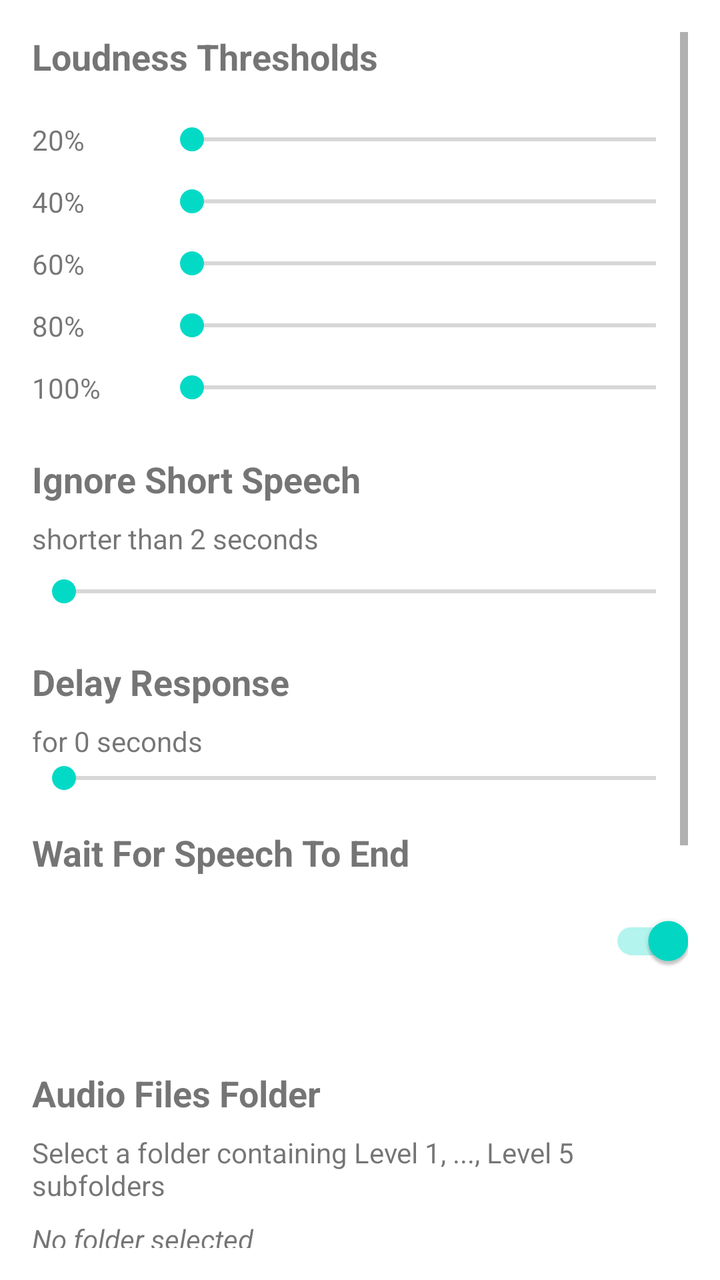
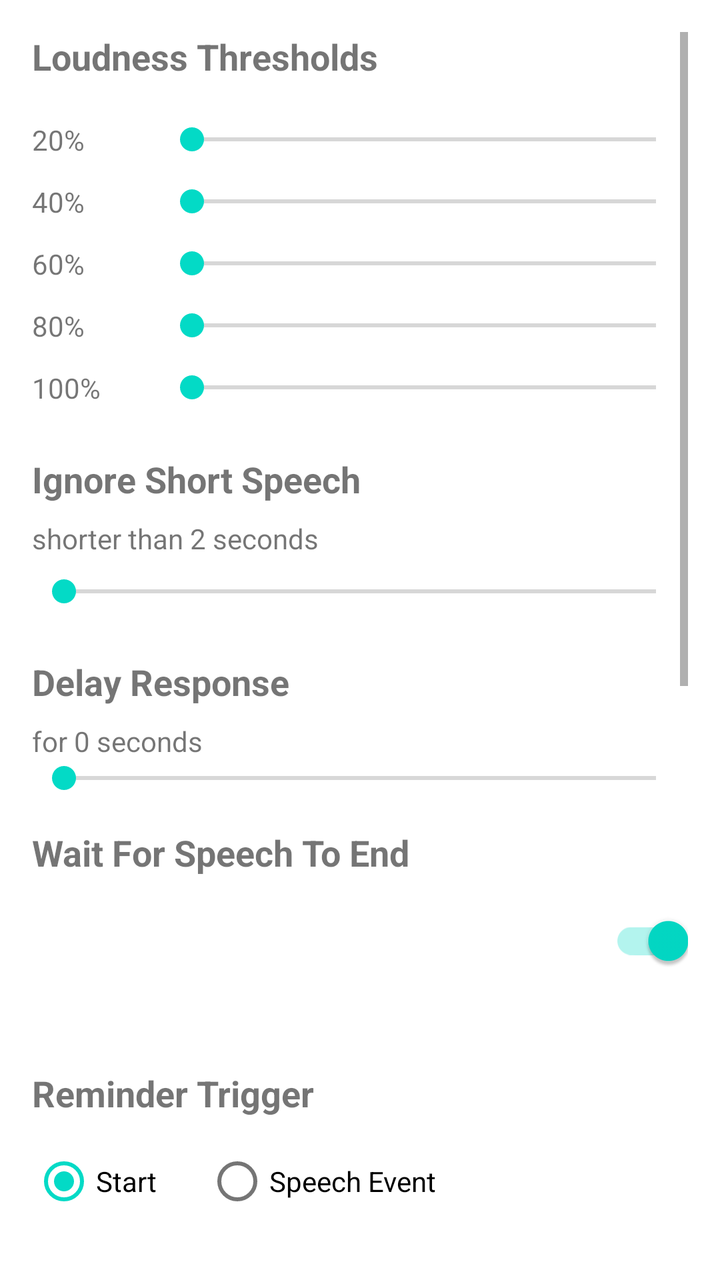

Two renders of the same Android screen: before a commit and after it. Below are the layout's source before the change and the commit's diff.
<!-- AndroidManifest.xml: application theme Theme.MaterialComponents.DayNight.DarkActionBar -->
<!-- res/layout/activity_settings.xml -->
<?xml version="1.0" encoding="utf-8"?>
<ScrollView xmlns:android="http://schemas.android.com/apk/res/android"
    android:layout_width="match_parent"
    android:layout_height="match_parent"
    android:padding="16dp">

    <LinearLayout
        android:layout_width="match_parent"
        android:layout_height="wrap_content"
        android:orientation="vertical">

        <TextView android:layout_width="wrap_content" android:layout_height="wrap_content" android:text="Loudness Thresholds" android:textSize="18sp" android:textStyle="bold" android:layout_marginBottom="8dp" />

        <LinearLayout android:layout_width="match_parent" android:layout_height="wrap_content" android:orientation="horizontal" android:gravity="center_vertical" android:layout_marginTop="12dp">
            <TextView android:id="@+id/tvThreshold1" android:layout_width="64dp" android:layout_height="wrap_content" android:text="20%" />
            <SeekBar android:id="@+id/sbThreshold1" android:layout_width="match_parent" android:layout_height="wrap_content" />
        </LinearLayout>
        <LinearLayout android:layout_width="match_parent" android:layout_height="wrap_content" android:orientation="horizontal" android:gravity="center_vertical" android:layout_marginTop="12dp">
            <TextView android:id="@+id/tvThreshold2" android:layout_width="64dp" android:layout_height="wrap_content" android:text="40%" />
            <SeekBar android:id="@+id/sbThreshold2" android:layout_width="match_parent" android:layout_height="wrap_content" />
        </LinearLayout>
        <LinearLayout android:layout_width="match_parent" android:layout_height="wrap_content" android:orientation="horizontal" android:gravity="center_vertical" android:layout_marginTop="12dp">
            <TextView android:id="@+id/tvThreshold3" android:layout_width="64dp" android:layout_height="wrap_content" android:text="60%" />
            <SeekBar android:id="@+id/sbThreshold3" android:layout_width="match_parent" android:layout_height="wrap_content" />
        </LinearLayout>
        <LinearLayout android:layout_width="match_parent" android:layout_height="wrap_content" android:orientation="horizontal" android:gravity="center_vertical" android:layout_marginTop="12dp">
            <TextView android:id="@+id/tvThreshold4" android:layout_width="64dp" android:layout_height="wrap_content" android:text="80%" />
            <SeekBar android:id="@+id/sbThreshold4" android:layout_width="match_parent" android:layout_height="wrap_content" />
        </LinearLayout>
        <LinearLayout android:layout_width="match_parent" android:layout_height="wrap_content" android:orientation="horizontal" android:gravity="center_vertical" android:layout_marginTop="12dp">
            <TextView android:id="@+id/tvThreshold5" android:layout_width="64dp" android:layout_height="wrap_content" android:text="100%" />
            <SeekBar android:id="@+id/sbThreshold5" android:layout_width="match_parent" android:layout_height="wrap_content" />
        </LinearLayout>

        <TextView android:layout_width="wrap_content" android:layout_height="wrap_content" android:text="Ignore Short Speech" android:textSize="18sp" android:textStyle="bold" android:layout_marginTop="24dp" android:layout_marginBottom="8dp" />
        <TextView android:id="@+id/tvDuration" android:layout_width="wrap_content" android:layout_height="wrap_content" android:text="shorter than 2 seconds" android:layout_marginBottom="8dp" />
        <SeekBar android:id="@+id/sbDuration" android:layout_width="match_parent" android:layout_height="wrap_content" />

        
        <TextView android:layout_width="wrap_content" android:layout_height="wrap_content" android:text="Delay Response" android:textSize="18sp" android:textStyle="bold" android:layout_marginTop="24dp" android:layout_marginBottom="8dp" />
        <LinearLayout android:layout_width="match_parent" android:layout_height="wrap_content" android:orientation="horizontal" android:gravity="center_vertical">
            <TextView android:layout_width="wrap_content" android:layout_height="wrap_content" android:text="for " />
            <TextView android:id="@+id/tvDelay" android:layout_width="wrap_content" android:layout_height="wrap_content" android:text="0 seconds" />
        </LinearLayout>
        <SeekBar android:id="@+id/sbDelay" android:layout_width="match_parent" android:layout_height="wrap_content" android:max="10" android:layout_marginBottom="16dp"/>

        <TextView android:layout_width="wrap_content" android:layout_height="wrap_content" android:text="Wait For Speech To End" android:textSize="18sp" android:textStyle="bold" android:layout_marginBottom="8dp" />
        <androidx.appcompat.widget.SwitchCompat 
            android:id="@+id/switchWaitForEnd" 
            android:layout_width="match_parent" 
            android:layout_height="wrap_content" 
            android:checked="true" 
            android:layout_marginBottom="16dp" />

        <TextView android:layout_width="wrap_content" android:layout_height="wrap_content" android:text="Audio Files Folder" android:textSize="18sp" android:textStyle="bold" android:layout_marginTop="24dp" android:layout_marginBottom="8dp" />
        <TextView android:layout_width="wrap_content" android:layout_height="wrap_content" android:text="Select a folder containing Level 1, ..., Level 5 subfolders" android:textSize="14sp" />
        <TextView android:id="@+id/tvFolderName" android:layout_width="wrap_content" android:layout_height="wrap_content" android:text="No folder selected" android:textStyle="italic" android:layout_marginTop="8dp" android:layout_marginBottom="8dp" />
        <Button android:id="@+id/btnSelectFolder" android:layout_width="wrap_content" android:layout_height="wrap_content" android:text="Select Folder" />

        <TextView android:layout_width="wrap_content" android:layout_height="wrap_content" android:text="Telegram Bot" android:textSize="18sp" android:textStyle="bold" android:layout_marginTop="24dp" android:layout_marginBottom="8dp" />

        <com.google.android.material.textfield.TextInputLayout
            android:layout_width="match_parent"
            android:layout_height="wrap_content"
            android:hint="Bot API Token"
            android:layout_marginBottom="8dp">
            <com.google.android.material.textfield.TextInputEditText
                android:id="@+id/etBotToken"
                android:layout_width="match_parent"
                android:layout_height="wrap_content"
                android:inputType="textVisiblePassword"
                android:singleLine="true" />
        </com.google.android.material.textfield.TextInputLayout>

        <com.google.android.material.textfield.TextInputLayout
            android:layout_width="match_parent"
            android:layout_height="wrap_content"
            android:hint="Allowed User IDs (comma separated)"
            android:layout_marginBottom="16dp">
            <com.google.android.material.textfield.TextInputEditText
                android:id="@+id/etUserIds"
                android:layout_width="match_parent"
                android:layout_height="wrap_content"
                android:inputType="number"
                android:digits="0123456789, " />
        </com.google.android.material.textfield.TextInputLayout>

        <Button android:id="@+id/btnSave" android:layout_width="match_parent" android:layout_height="wrap_content" android:text="Save Settings" android:layout_marginTop="32dp" />
    </LinearLayout>
</ScrollView>
<!-- resources referenced by this layout -->
<resources>

</resources>

<!-- the commit's change to res/layout/activity_settings.xml (unified diff, before → after) -->
@@ -52,6 +52,25 @@
             android:checked="true" 
             android:layout_marginBottom="16dp" />
 
+        
+        <TextView android:layout_width="wrap_content" android:layout_height="wrap_content" android:text="Reminder Trigger" android:textSize="18sp" android:textStyle="bold" android:layout_marginTop="24dp" android:layout_marginBottom="8dp" />
+        <RadioGroup android:id="@+id/rgReminderTrigger" android:layout_width="match_parent" android:layout_height="wrap_content" android:orientation="horizontal" android:layout_marginBottom="16dp">
+            <RadioButton android:id="@+id/rbTriggerStart" android:layout_width="wrap_content" android:layout_height="wrap_content" android:text="Start" android:checked="true" />
+            <RadioButton android:id="@+id/rbTriggerSpeech" android:layout_width="wrap_content" android:layout_height="wrap_content" android:text="Speech Event" android:layout_marginStart="24dp" />
+        </RadioGroup>
+
+        <TextView android:layout_width="wrap_content" android:layout_height="wrap_content" android:text="Reminder After (Min)" android:textSize="16sp" android:layout_marginBottom="4dp" />
+        <LinearLayout android:layout_width="match_parent" android:layout_height="wrap_content" android:orientation="horizontal" android:gravity="center_vertical">
+            <TextView android:id="@+id/tvReminderMin" android:layout_width="64dp" android:layout_height="wrap_content" android:text="90 min" />
+            <SeekBar android:id="@+id/sbReminderMin" android:layout_width="match_parent" android:layout_height="wrap_content" />
+        </LinearLayout>
+
+        <TextView android:layout_width="wrap_content" android:layout_height="wrap_content" android:text="Reminder After (Max)" android:textSize="16sp" android:layout_marginTop="8dp" android:layout_marginBottom="4dp" />
+        <LinearLayout android:layout_width="match_parent" android:layout_height="wrap_content" android:orientation="horizontal" android:gravity="center_vertical" android:layout_marginBottom="16dp">
+            <TextView android:id="@+id/tvReminderMax" android:layout_width="64dp" android:layout_height="wrap_content" android:text="95 min" />
+            <SeekBar android:id="@+id/sbReminderMax" android:layout_width="match_parent" android:layout_height="wrap_content" />
+        </LinearLayout>
+
         <TextView android:layout_width="wrap_content" android:layout_height="wrap_content" android:text="Audio Files Folder" android:textSize="18sp" android:textStyle="bold" android:layout_marginTop="24dp" android:layout_marginBottom="8dp" />
         <TextView android:layout_width="wrap_content" android:layout_height="wrap_content" android:text="Select a folder containing Level 1, ..., Level 5 subfolders" android:textSize="14sp" />
         <TextView android:id="@+id/tvFolderName" android:layout_width="wrap_content" android:layout_height="wrap_content" android:text="No folder selected" android:textStyle="italic" android:layout_marginTop="8dp" android:layout_marginBottom="8dp" />
